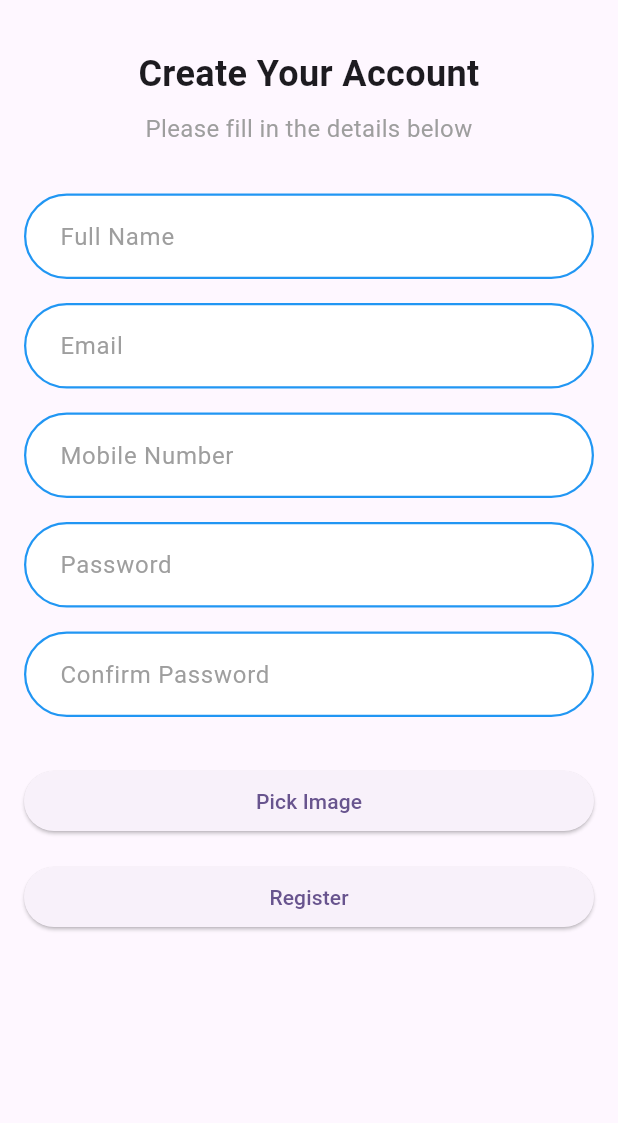
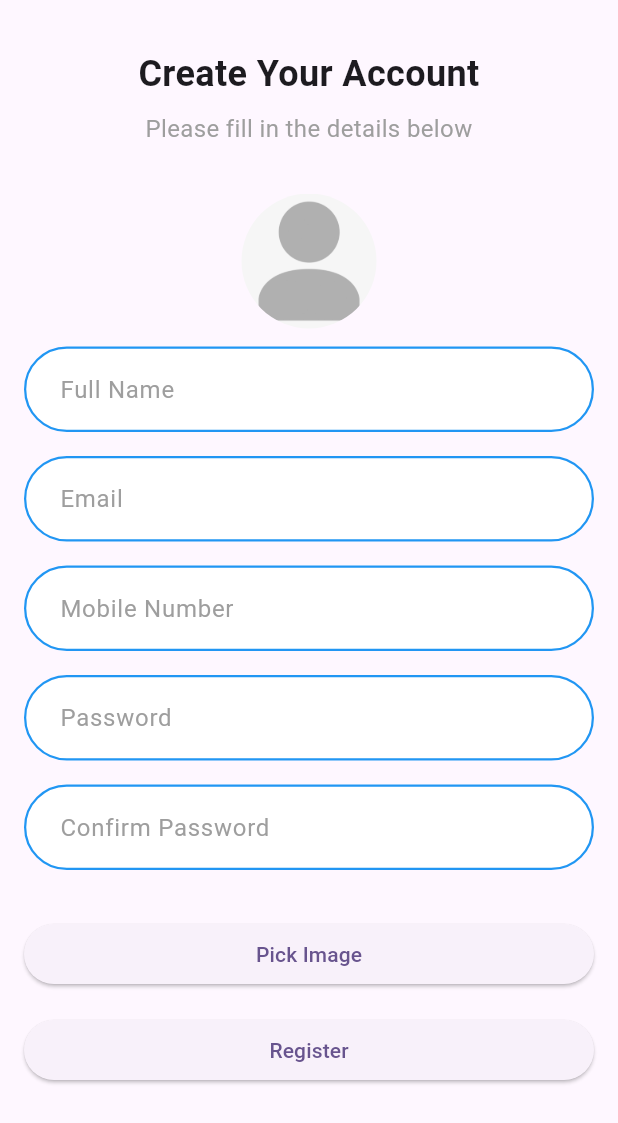
Before and after one commit to Sangramdeve/interview, a Flutter app: the SignupScreen screen opened by its route, after a tap on "Pick Image", on a phone screen of 412 x 824 dp. Shown: the top 1123 px of the screen. Run offline on Flutter 3.47's test engine with Material 3 defaults, Android fonts, the phone set to English and light mode, and no system bars; our stand-ins replace image_picker.

Commit message:
new update

```diff
--- a/lib/ui/signup_screen/signup_screen.dart
+++ b/lib/ui/signup_screen/signup_screen.dart
@@ -1,6 +1,7 @@
 import 'dart:io';
 
 import 'package:flutter/material.dart';
+import 'package:flutter/services.dart';
 import 'package:image_picker/image_picker.dart';
 import 'package:login/ui/widgets/form_field.dart';
 
@@ -23,6 +24,7 @@ class _SignupScreenState extends State<SignupScreen> {
   final ApiRepositories apiRepositories = ApiRepositories();
   final ImagePicker picker = ImagePicker();
   File? image;
+  File? imageTemp;
   final GlobalKey<FormState> formKey = GlobalKey<FormState>();
 
   void submitForm() async{
@@ -41,6 +43,21 @@ class _SignupScreenState extends State<SignupScreen> {
       print("Form is invalid. Please correct the errors.");
     }
   }
+
+  Future pickImage() async {
+    try {
+      final image = await ImagePicker().pickImage(source: ImageSource.gallery);
+      if (image != null) {
+        imageTemp = File(image.path);
+        setState(() {
+          debugPrint('$imageTemp');
+        });
+      }
+    } on PlatformException catch (e) {
+      debugPrint('Failed to pick image: $e');
+    }
+  }
+
 
   @override
   Widget build(BuildContext context) {
@@ -66,6 +83,20 @@ class _SignupScreenState extends State<SignupScreen> {
                   textAlign: TextAlign.center,
                 ),
                 const SizedBox(height: 32.0),
+                Container(
+                  width: 90,
+                  height: 90,
+                  decoration: BoxDecoration(
+                    shape: BoxShape.circle,
+                    image: DecorationImage(
+                      image: imageTemp != null
+                          ? FileImage(imageTemp!)
+                          : AssetImage('assets/placeholder.png'),
+                      fit: BoxFit.contain,
+                    ),
+                  ),
+                ),
+                const SizedBox(height: 12.0),
                 TextFieldWidget(
                   nameController: nameController,
                   hintTextMessage: 'Full Name',
@@ -128,13 +159,9 @@ class _SignupScreenState extends State<SignupScreen> {
                 const SizedBox(height: 32.0),
                 ElevatedButton(
                   onPressed: () async {
-                    final pickedFile =
-                    await picker.pickImage(source: ImageSource.gallery);
-                    if (pickedFile != null) {
-                      setState(() {
-                        image = File(pickedFile.path);
-                      });
-                    }
+                    setState(() {
+                      pickImage();
+                    });
                   },
                   child: const Text('Pick Image'),
                 ),
--- a/pubspec.yaml
+++ b/pubspec.yaml
@@ -60,10 +60,8 @@ flutter:
   # included with your application, so that you can use the icons in
   # the material Icons class.
   uses-material-design: true
-
-  # To add assets to your application, add an assets section, like this:
-  # assets:
-  #   - images/a_dot_burr.jpeg
+  assets:
+    - assets/
   #   - images/a_dot_ham.jpeg
 
   # An image asset can refer to one or more resolution-specific "variants", see
```
Also changed, not shown: assets/placeholder.png (added).
